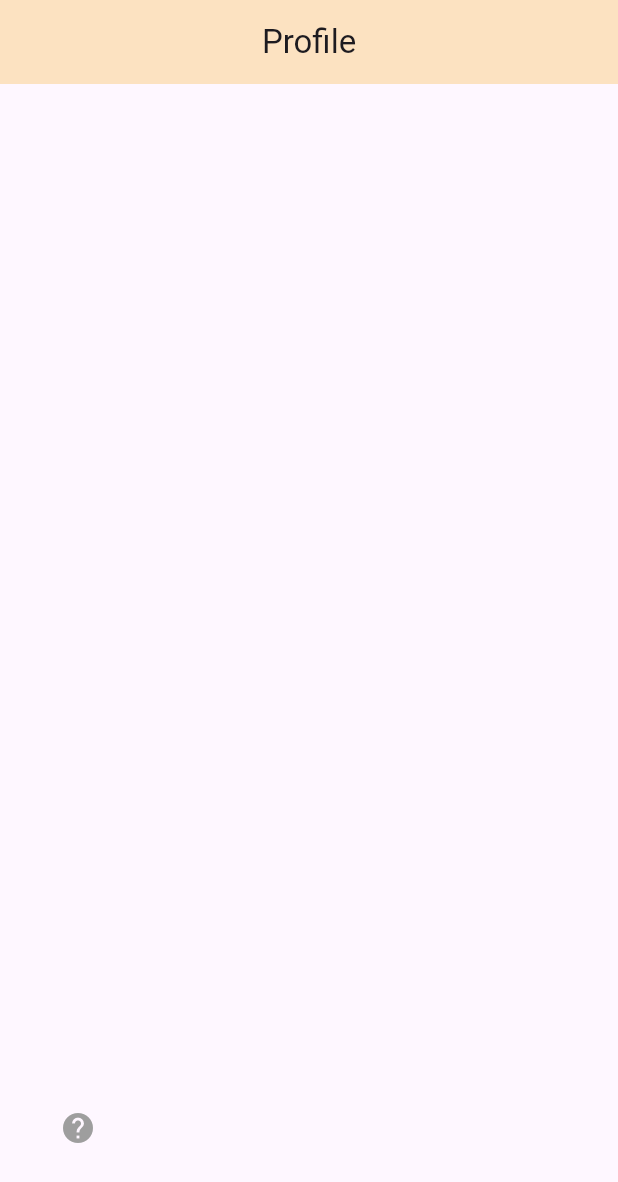
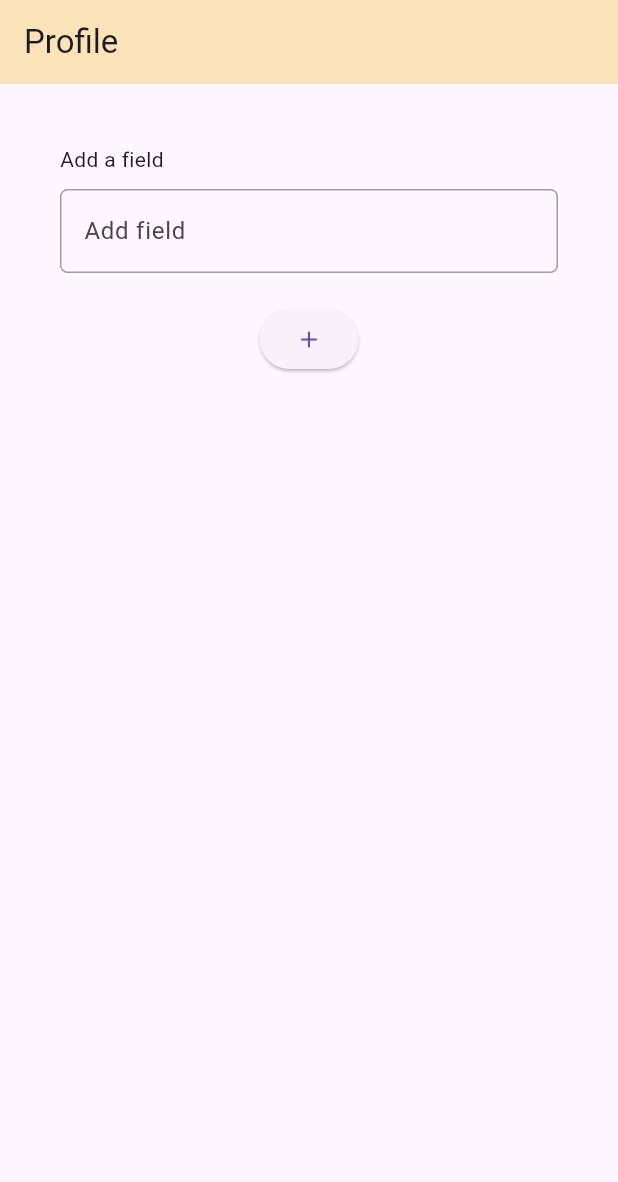
Before and after one commit to malavikaac/Flutter_task, a Flutter app: the screen it shows after launch, on a phone screen of 412 x 824 dp. Shown: the top 1182 px of the screen. Run offline on Flutter 3.47's test engine with Material 3 defaults, Android fonts, the phone set to English and light mode, and no system bars.

```diff
--- a/lib/main.dart
+++ b/lib/main.dart
@@ -1,5 +1,7 @@
 import 'package:flutter/material.dart';
-import 'package:flutter_task/screens/home_screen.dart';
+import 'package:flutter_task/screens/chip.dart';
+
+
 
 void main() {
   runApp(const MyApp());
@@ -12,7 +14,7 @@ class MyApp extends StatelessWidget {
   Widget build(BuildContext context) {
     return const MaterialApp(
       debugShowCheckedModeBanner: false,
-       home: MyHomePage(),
+       home: FormDetails(),
     );
   }
 }
--- /dev/null
+++ b/lib/screens/chip.dart
@@ -0,0 +1,63 @@
+import 'package:flutter/material.dart';
+
+class FormDetails extends StatefulWidget {
+  const FormDetails({super.key});
+
+  @override
+  State<FormDetails> createState() => _FormDetailsState();
+}
+
+class _FormDetailsState extends State<FormDetails> {
+  final chipController = TextEditingController();
+  @override
+  Widget build(BuildContext context) {
+    return Scaffold(
+      appBar: AppBar(
+          title: const Text("Profile"),
+          backgroundColor: const Color.fromARGB(255, 250, 227, 184)),
+      body: Column(
+        children: [
+          Padding(
+            padding: const EdgeInsets.all(40.0),
+            child: Column(
+              children: [
+                const Align(
+                    alignment: Alignment.topLeft,
+                    child: Text("Add a field")),
+                const SizedBox(
+                  height: 10,
+                ),
+                TextFormField(
+                  decoration: InputDecoration(
+                    hintText: "Add field",
+                    focusedErrorBorder: OutlineInputBorder(
+                        borderRadius: BorderRadius.circular(5),
+                        borderSide: const BorderSide(
+                          color: Colors.grey,
+                        )),
+                    border: OutlineInputBorder(
+                        borderRadius: BorderRadius.circular(5)),
+                    enabledBorder: OutlineInputBorder(
+                        borderRadius: BorderRadius.circular(5),
+                        borderSide: const BorderSide(color: Colors.grey)),
+                    focusedBorder: OutlineInputBorder(
+                        borderRadius: BorderRadius.circular(5),
+                        borderSide: const BorderSide(color: Colors.grey)),
+                    errorBorder: OutlineInputBorder(
+                        borderRadius: BorderRadius.circular(5),
+                        borderSide: const BorderSide(color: Colors.grey)),
+                  ),
+                ),
+                const SizedBox(
+                  height: 20,
+                ),
+                ElevatedButton(onPressed: () {}, child: const Icon(Icons.add))
+              ],
+            ),
+          ),
+          Container()
+        ],
+      ),
+    );
+  }
+}
--- a/lib/screens/home_screen.dart
+++ b/lib/screens/home_screen.dart
@@ -22,7 +22,11 @@ class _MyHomePageState extends State<MyHomePage> {
         mainAxisAlignment: MainAxisAlignment.start,
         children: [
           Expanded(
-            child: Container(),
+            child: Container(
+              height: 200,
+              width: 300,
+              decoration: BoxDecoration(color: Colors.teal[20]),
+            ),
           ),
           Column(
             crossAxisAlignment: CrossAxisAlignment.end,
```
Also changed, not shown: lib/screens/enum.dart (added, +133 -0 lines).
